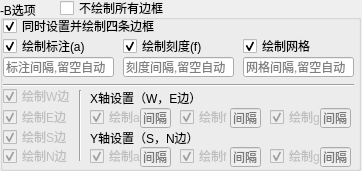
The window that src/gmt_b_option.ui (CovMat/GMT-mini-GUI) describes before a commit, drawn with Qt 5.
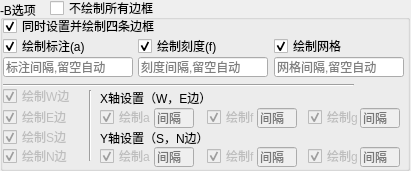
The same window after the commit.

What changed in the file:
```diff
--- a/src/gmt_b_option.ui
+++ b/src/gmt_b_option.ui
@@ -6,7 +6,7 @@
    <rect>
     <x>0</x>
     <y>0</y>
-    <width>362</width>
+    <width>411</width>
     <height>171</height>
    </rect>
   </property>
@@ -18,7 +18,7 @@
     <rect>
      <x>0</x>
      <y>0</y>
-     <width>361</width>
+     <width>410</width>
      <height>171</height>
     </rect>
    </property>
@@ -31,9 +31,9 @@
     </property>
     <property name="geometry">
      <rect>
-      <x>140</x>
+      <x>154</x>
       <y>147</y>
-      <width>31</width>
+      <width>40</width>
       <height>20</height>
      </rect>
     </property>
@@ -66,7 +66,7 @@
     </property>
     <property name="geometry">
      <rect>
-      <x>180</x>
+      <x>207</x>
       <y>108</y>
       <width>51</width>
       <height>18</height>
@@ -82,9 +82,9 @@
    <widget class="QLineEdit" name="g_stride">
     <property name="geometry">
      <rect>
-      <x>243</x>
+      <x>274</x>
       <y>57</y>
-      <width>111</width>
+      <width>130</width>
       <height>20</height>
      </rect>
     </property>
@@ -114,7 +114,7 @@
    <widget class="QCheckBox" name="grid">
     <property name="geometry">
      <rect>
-      <x>243</x>
+      <x>274</x>
       <y>37</y>
       <width>76</width>
       <height>18</height>
@@ -152,9 +152,9 @@
     </property>
     <property name="geometry">
      <rect>
-      <x>230</x>
+      <x>257</x>
       <y>147</y>
-      <width>31</width>
+      <width>40</width>
       <height>20</height>
      </rect>
     </property>
@@ -167,7 +167,7 @@
      <rect>
       <x>3</x>
       <y>57</y>
-      <width>111</width>
+      <width>130</width>
       <height>20</height>
      </rect>
     </property>
@@ -197,7 +197,7 @@
     </property>
     <property name="geometry">
      <rect>
-      <x>90</x>
+      <x>100</x>
       <y>147</y>
       <width>51</width>
       <height>18</height>
@@ -216,9 +216,9 @@
     </property>
     <property name="geometry">
      <rect>
-      <x>140</x>
+      <x>154</x>
       <y>108</y>
-      <width>31</width>
+      <width>40</width>
       <height>20</height>
      </rect>
     </property>
@@ -232,7 +232,7 @@
     </property>
     <property name="geometry">
      <rect>
-      <x>270</x>
+      <x>308</x>
       <y>147</y>
       <width>51</width>
       <height>18</height>
@@ -251,9 +251,9 @@
     </property>
     <property name="geometry">
      <rect>
-      <x>320</x>
+      <x>360</x>
       <y>108</y>
-      <width>31</width>
+      <width>40</width>
       <height>20</height>
      </rect>
     </property>
@@ -267,9 +267,9 @@
     </property>
     <property name="geometry">
      <rect>
-      <x>320</x>
+      <x>360</x>
       <y>147</y>
-      <width>31</width>
+      <width>40</width>
       <height>20</height>
      </rect>
     </property>
@@ -282,7 +282,7 @@
      <rect>
       <x>3</x>
       <y>17</y>
-      <width>181</width>
+      <width>401</width>
       <height>18</height>
      </rect>
     </property>
@@ -299,7 +299,7 @@
     </property>
     <property name="geometry">
      <rect>
-      <x>90</x>
+      <x>100</x>
       <y>108</y>
       <width>51</width>
       <height>18</height>
@@ -315,7 +315,7 @@
    <widget class="QCheckBox" name="frame">
     <property name="geometry">
      <rect>
-      <x>123</x>
+      <x>138</x>
       <y>37</y>
       <width>81</width>
       <height>18</height>
@@ -344,9 +344,9 @@
    <widget class="QLineEdit" name="f_stride">
     <property name="geometry">
      <rect>
-      <x>123</x>
+      <x>138</x>
       <y>57</y>
-      <width>111</width>
+      <width>130</width>
       <height>20</height>
      </rect>
     </property>
@@ -360,7 +360,7 @@
     </property>
     <property name="geometry">
      <rect>
-      <x>270</x>
+      <x>308</x>
       <y>108</y>
       <width>51</width>
       <height>18</height>
@@ -379,9 +379,9 @@
     </property>
     <property name="geometry">
      <rect>
-      <x>230</x>
+      <x>257</x>
       <y>108</y>
-      <width>31</width>
+      <width>40</width>
       <height>20</height>
      </rect>
     </property>
@@ -395,7 +395,7 @@
     </property>
     <property name="geometry">
      <rect>
-      <x>180</x>
+      <x>207</x>
       <y>147</y>
       <width>51</width>
       <height>18</height>
@@ -430,9 +430,9 @@
    <widget class="QCheckBox" name="all_disable">
     <property name="geometry">
      <rect>
-      <x>60</x>
+      <x>50</x>
       <y>-1</y>
-      <width>111</width>
+      <width>341</width>
       <height>18</height>
      </rect>
     </property>
@@ -443,7 +443,7 @@
    <widget class="Line" name="line_2">
     <property name="geometry">
      <rect>
-      <x>70</x>
+      <x>80</x>
       <y>90</y>
       <width>20</width>
       <height>71</height>
@@ -456,7 +456,7 @@
    <widget class="QLabel" name="label">
     <property name="geometry">
      <rect>
-      <x>90</x>
+      <x>100</x>
       <y>90</y>
       <width>251</width>
       <height>16</height>
@@ -469,7 +469,7 @@
    <widget class="QLabel" name="label_2">
     <property name="geometry">
      <rect>
-      <x>90</x>
+      <x>100</x>
       <y>130</y>
       <width>251</width>
       <height>16</height>
```
